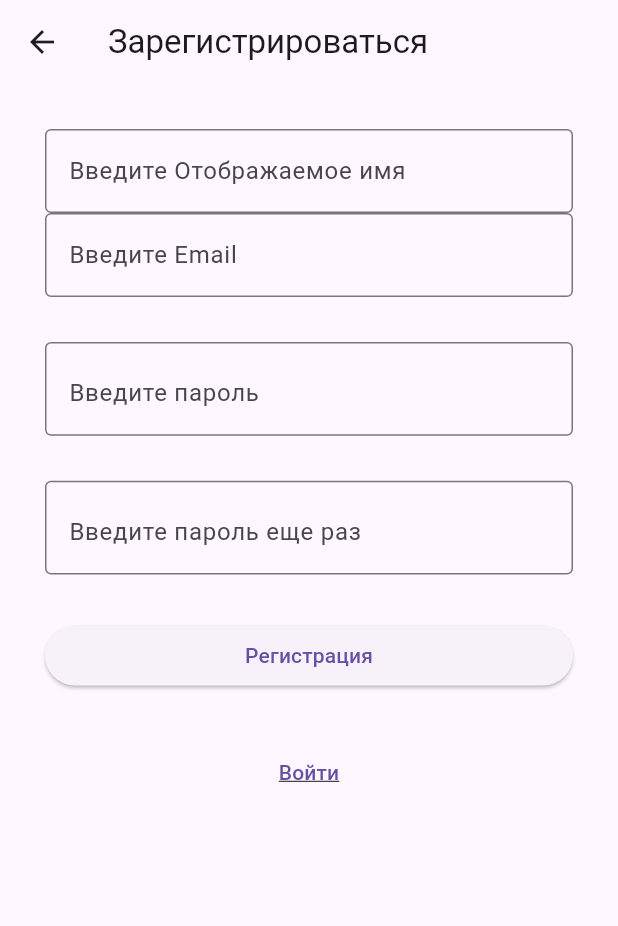
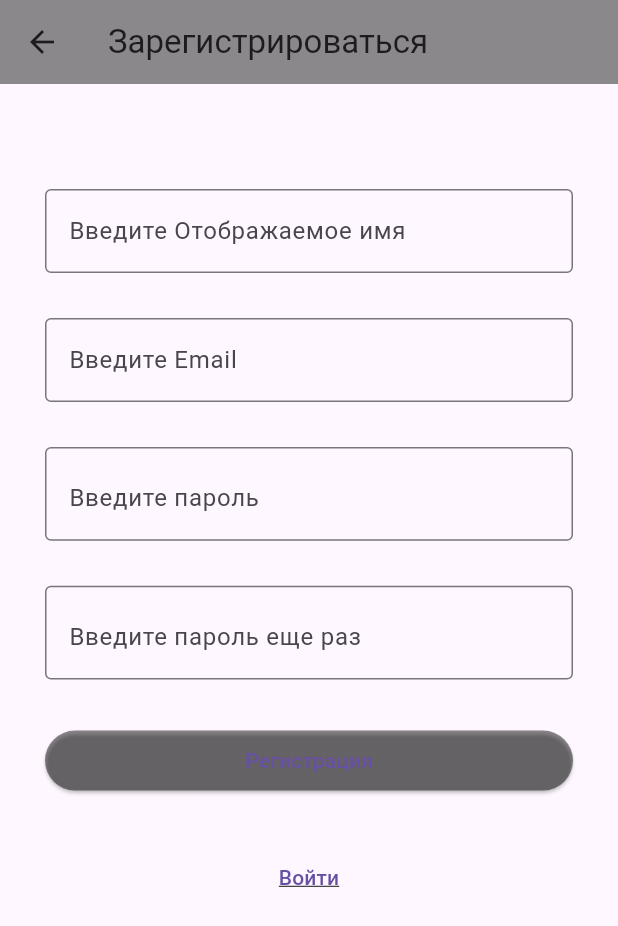
Before and after one commit to Naramotik/Free_WIFI_map, a Flutter app: the LoginScreen screen opened by its route, after a tap on "Войти", after a tap on "Регистрация", on a phone screen of 412 x 824 dp. Shown: the top 926 px of the screen. Run offline on Flutter 3.47's test engine with Material 3 defaults, Android fonts, the phone set to English and light mode, and no system bars; our stand-ins replace connectivity_plus, dio, email_validator, firebase_auth, firebase_core, flutter_easyloading and 4 more; missing offline and left inert: yandex_mapkit; accounts and stored records are empty; network calls fail.

Commit message:
style_login

```diff
--- a/lib/firebase/login_screen.dart
+++ b/lib/firebase/login_screen.dart
@@ -69,6 +69,7 @@ class _LoginScreenState extends State<LoginScreen> {
     return Scaffold(
       resizeToAvoidBottomInset: false,
       appBar: AppBar(
+        backgroundColor: Colors.black45,
         title: const Text('Войти'),
       ),
       body: Padding(
@@ -115,6 +116,7 @@ class _LoginScreenState extends State<LoginScreen> {
               ),
               const SizedBox(height: 30),
               ElevatedButton(
+                style: ElevatedButton.styleFrom(backgroundColor: Colors.black45),
                 onPressed: login,
                 child: const Center(child: Text('Войти')),
               ),
--- a/lib/firebase/signup_screen.dart
+++ b/lib/firebase/signup_screen.dart
@@ -85,6 +85,7 @@ class _SignUpScreen extends State<SignUpScreen> {
     return Scaffold(
       resizeToAvoidBottomInset: false,
       appBar: AppBar(
+        backgroundColor: Colors.black45,
         title: const Text('Зарегистрироваться'),
       ),
       body: Padding(
@@ -93,6 +94,7 @@ class _SignUpScreen extends State<SignUpScreen> {
           key: formKey,
           child: Column(
             children: [
+              SizedBox(height: 40),
               TextFormField(
                 keyboardType: TextInputType.name,
                 autocorrect: false,
@@ -105,6 +107,7 @@ class _SignUpScreen extends State<SignUpScreen> {
                   hintText: 'Введите Отображаемое имя',
                 ),
               ),
+              SizedBox(height: 30),
               TextFormField(
                 keyboardType: TextInputType.emailAddress,
                 autocorrect: false,
@@ -166,6 +169,7 @@ class _SignUpScreen extends State<SignUpScreen> {
               ),
               const SizedBox(height: 30),
               ElevatedButton(
+                style: ElevatedButton.styleFrom(backgroundColor: Colors.black45),
                 onPressed: signUp,
                 child: const Center(child: Text('Регистрация')),
               ),
```
